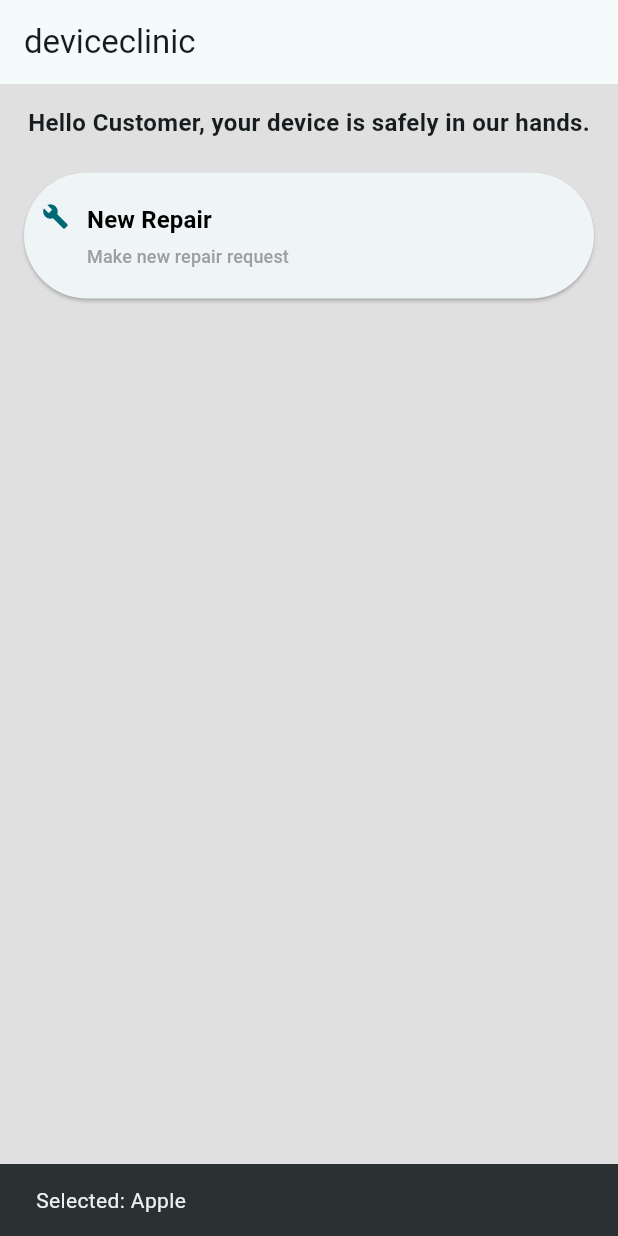
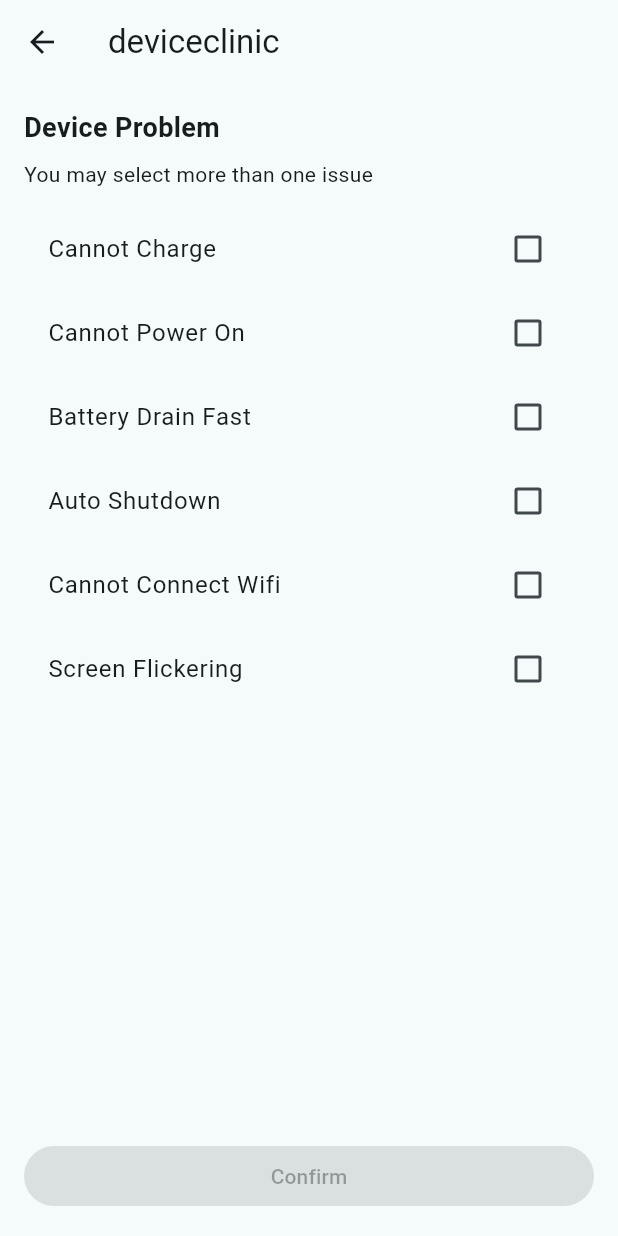
Before and after one commit to franquelie/deviceclinic, a Flutter app: the TabletBrandsView screen opened directly, after a tap on "Apple", on a phone screen of 412 x 824 dp. Run offline on Flutter 3.47's test engine with Material 3 defaults, Android fonts, the phone set to English and light mode, and no system bars.

Commit message:
Added device problem selection

```diff
--- a/lib/brands/laptop_brands.dart
+++ b/lib/brands/laptop_brands.dart
@@ -1,4 +1,5 @@
 import 'package:flutter/material.dart';
+import '../problems.dart';
 
 class LaptopBrandsView extends StatelessWidget {
   const LaptopBrandsView({super.key});
@@ -44,11 +45,21 @@ class LaptopBrandsView extends StatelessWidget {
                       foregroundColor: Colors.black,
                       elevation: 2,
                     ),
-                    onPressed: () {
+                    /* onPressed: () {
                       ScaffoldMessenger.of(context).showSnackBar(
                         SnackBar(content: Text('Selected: ${brand['name']}')),
                       );
                       Navigator.of(context).pop(brand['name']);
+                    }, */
+                    onPressed: () async {
+                      final result = await Navigator.of(context).push(
+                        MaterialPageRoute(builder: (_) => const DeviceProblemView()),
+                      );
+                      if (result != null) {
+                        ScaffoldMessenger.of(context).showSnackBar(
+                          SnackBar(content: Text('Selected: $result')),
+                        );
+                      }
                     },
                     child: Column(
                       mainAxisAlignment: MainAxisAlignment.center,
--- a/lib/brands/phone_brands.dart
+++ b/lib/brands/phone_brands.dart
@@ -1,4 +1,5 @@
 import 'package:flutter/material.dart';
+import '../problems.dart';
 
 class PhoneBrandsView extends StatelessWidget {
   const PhoneBrandsView({super.key});
@@ -44,11 +45,30 @@ class PhoneBrandsView extends StatelessWidget {
                       foregroundColor: Colors.black,
                       elevation: 2,
                     ),
-                    onPressed: () {
-                      ScaffoldMessenger.of(context).showSnackBar(
-                        SnackBar(content: Text('Selected: ${brand['name']}')),
+                    onPressed: () async {
+                      // Open DeviceProblemView without the 'Keyboard Key Missing' option
+                      final customProblems = [
+                        'Cannot Charge',
+                        'Cannot Power On',
+                        'Battery Drain Fast',
+                        'Auto Shutdown',
+                        'Cannot Connect Wifi',
+                        'Screen Flickering',
+                      ];
+
+                      final result = await Navigator.of(context).push(
+                        MaterialPageRoute(
+                          builder: (_) => DeviceProblemView(problems: customProblems),
+                        ),
                       );
-                      Navigator.of(context).pop(brand['name']);
+
+                      if (result != null) {
+                        ScaffoldMessenger.of(context).showSnackBar(
+                          SnackBar(content: Text('Brand: ${brand['name']}, Problems: $result')),
+                        );
+                        // Return the brand name to the caller (keeps previous behavior)
+                        Navigator.of(context).pop(brand['name']);
+                      }
                     },
                     child: Column(
                       mainAxisAlignment: MainAxisAlignment.center,
--- a/lib/brands/tablet_brands.dart
+++ b/lib/brands/tablet_brands.dart
@@ -1,4 +1,5 @@
 import 'package:flutter/material.dart';
+import '../problems.dart';
 
 class TabletBrandsView extends StatelessWidget {
   const TabletBrandsView({super.key});
@@ -41,11 +42,30 @@ class TabletBrandsView extends StatelessWidget {
                       foregroundColor: Colors.black,
                       elevation: 2,
                     ),
-                    onPressed: () {
-                      ScaffoldMessenger.of(context).showSnackBar(
-                        SnackBar(content: Text('Selected: ${brand['name']}')),
+                    onPressed: () async {
+                      // Open DeviceProblemView without the 'Keyboard Key Missing' option
+                      final customProblems = [
+                        'Cannot Charge',
+                        'Cannot Power On',
+                        'Battery Drain Fast',
+                        'Auto Shutdown',
+                        'Cannot Connect Wifi',
+                        'Screen Flickering',
+                      ];
+
+                      final result = await Navigator.of(context).push(
+                        MaterialPageRoute(
+                          builder: (_) => DeviceProblemView(problems: customProblems),
+                        ),
                       );
-                      Navigator.of(context).pop(brand['name']);
+
+                      if (result != null) {
+                        ScaffoldMessenger.of(context).showSnackBar(
+                          SnackBar(content: Text('Brand: ${brand['name']}, Problems: $result')),
+                        );
+                        // Return the brand name to the caller (keeps previous behavior)
+                        Navigator.of(context).pop(brand['name']);
+                      }
                     },
                     child: Column(
                       mainAxisAlignment: MainAxisAlignment.center,
--- /dev/null
+++ b/lib/problems.dart
@@ -0,0 +1,90 @@
+import 'package:flutter/material.dart';
+
+class DeviceProblemView extends StatefulWidget {
+  const DeviceProblemView({super.key, this.problems});
+
+  final List<String>? problems;
+
+  @override
+  State<DeviceProblemView> createState() => _DeviceProblemViewState();
+}
+
+class _DeviceProblemViewState extends State<DeviceProblemView> {
+  final Set<String> _selectedProblems = {};
+
+  late final List<String> _problems;
+
+  @override
+  void initState() {
+    super.initState();
+    _problems = widget.problems ?? [
+      'Cannot Charge',
+      'Cannot Power On',
+      'Battery Drain Fast',
+      'Auto Shutdown',
+      'Keyboard Key Missing',
+      'Cannot Connect Wifi',
+      'Screen Flickering',
+    ];
+  }
+
+  @override
+  Widget build(BuildContext context) {
+    return Scaffold(
+      appBar: AppBar(
+        title: const Text('deviceclinic'),
+      ),
+      body: Padding(
+        padding: const EdgeInsets.all(16.0),
+        child: Column(
+          crossAxisAlignment: CrossAxisAlignment.stretch,
+          children: [
+            const Padding(
+              padding: EdgeInsets.only(bottom: 8.0),
+              child: Text(
+                'Device Problem',
+                style: TextStyle(fontSize: 18.0, fontWeight: FontWeight.w600),
+              ),
+            ),
+            const Padding(
+              padding: EdgeInsets.only(bottom: 12.0),
+              child: Text(
+              'You may select more than one issue',
+              style: TextStyle(fontSize: 14.0),
+              ),
+            ),
+            Expanded(
+              child: ListView(
+                children: _problems.map((p) {
+                  final checked = _selectedProblems.contains(p);
+                  return CheckboxListTile(
+                    title: Text(p),
+                    value: checked,
+                    onChanged: (bool? value) {
+                      setState(() {
+                        if (value == true) {
+                          _selectedProblems.add(p);
+                        } else {
+                          _selectedProblems.remove(p);
+                        }
+                      });
+                    },
+                  );
+                }).toList(),
+              ),
+            ),
+            const SizedBox(height: 12.0),
+            ElevatedButton(
+              onPressed: _selectedProblems.isEmpty
+                  ? null
+                  : () {
+                      Navigator.of(context).pop(_selectedProblems.toList());
+                    },
+              child: const Text('Confirm'),
+            ),
+          ],
+        ),
+      ),
+    );
+  }
+}
```
